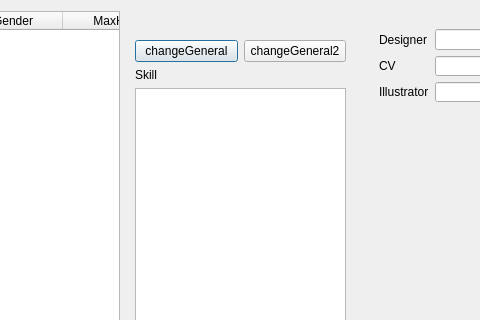
First picture: the form in src/dialog/generaloverview.ui, repository Paracel/QSanguosha-Para, before the edit; both pictures show x 349 to 829 and y 0 to 320 of the 980 by 611 pixel window.
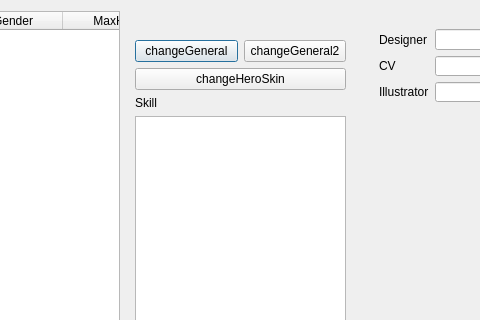
Second picture: the form after the edit. Icons and pictures are not drawn.

Commit message: add the hero skin system

```diff
--- a/src/dialog/generaloverview.ui
+++ b/src/dialog/generaloverview.ui
@@ -117,6 +117,13 @@
           </item>
          </layout>
         </item>
+        <item>
+         <widget class="QPushButton" name="changeHeroSkinButton">
+          <property name="text">
+           <string>changeHeroSkin</string>
+          </property>
+         </widget>
+        </item>
         <item>
          <widget class="QLabel" name="skillLabel">
           <property name="text">
```
The commit also changes 5 other files.
